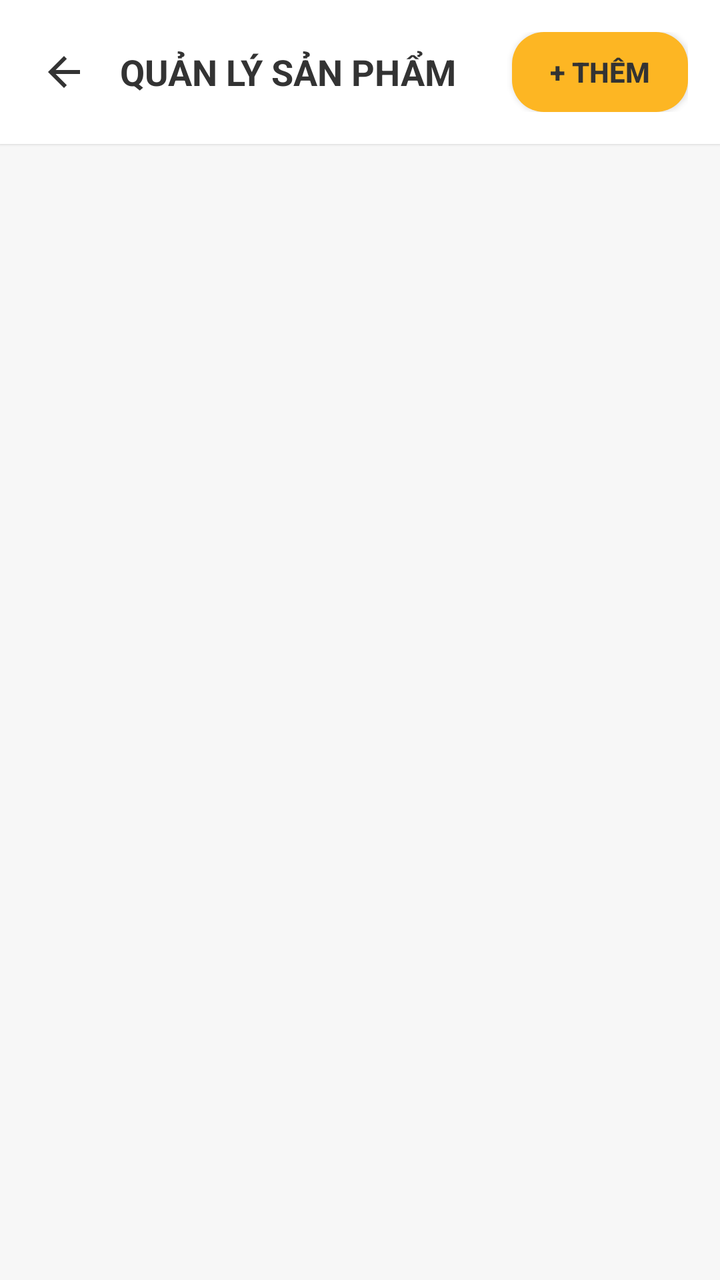
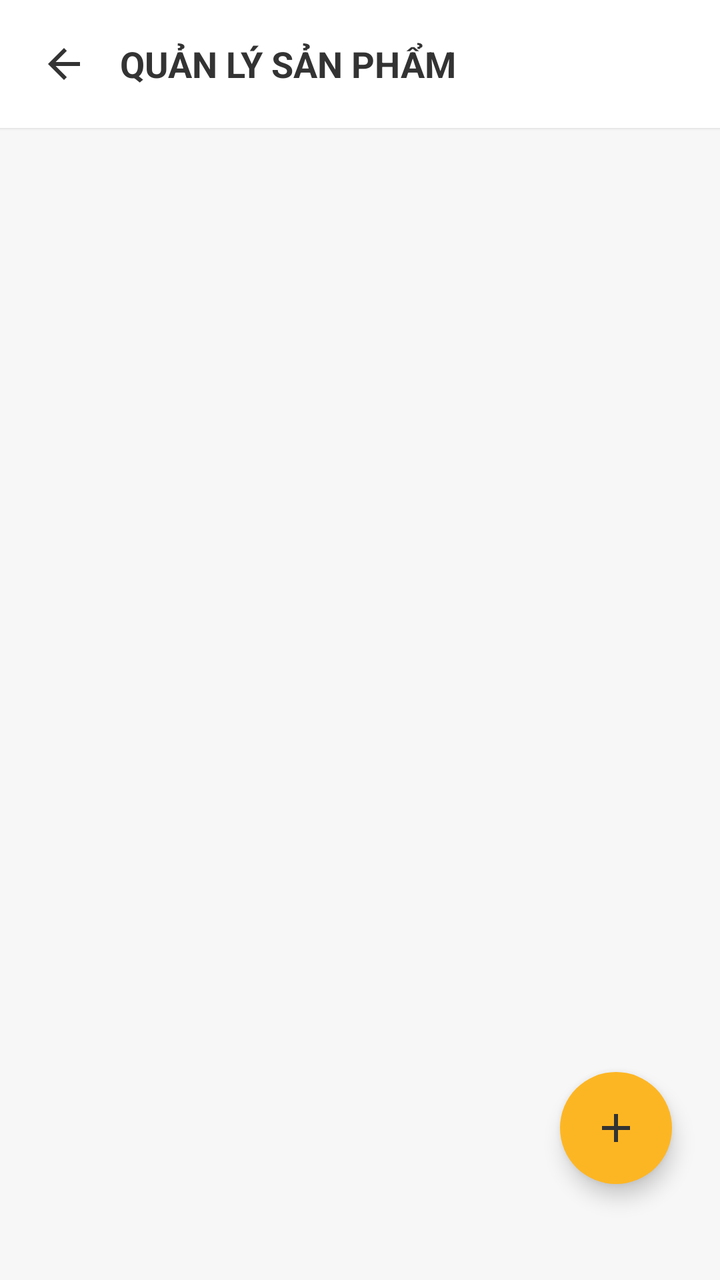

An Android layout rendered at two revisions. The XML below is the earlier revision; the diff shows what the commit changed to produce the second picture.
<!-- AndroidManifest.xml: application theme Theme.MobileDeviceStoreTDMU -->
<!-- res/layout/activity_quan_ly_san_pham.xml -->
<?xml version="1.0" encoding="utf-8"?>
<LinearLayout xmlns:android="http://schemas.android.com/apk/res/android"
    xmlns:tools="http://schemas.android.com/tools"
    xmlns:app="http://schemas.android.com/apk/res-auto"
    android:layout_width="match_parent"
    android:layout_height="match_parent"
    android:orientation="vertical"
    android:background="@color/bg_light"
    android:fitsSystemWindows="true"
    tools:context=".activity.QuanLySanPhamActivity">

    
    <LinearLayout
        android:layout_width="match_parent"
        android:layout_height="wrap_content"
        android:background="@color/bg_white"
        android:elevation="1dp"
        android:padding="16dp"
        android:orientation="horizontal"
        android:gravity="center_vertical">

        <ImageView
            android:id="@+id/btnBackHeader"
            android:layout_width="32dp"
            android:layout_height="32dp"
            android:src="@drawable/ic_arrow_back"
            android:background="?attr/selectableItemBackgroundBorderless"
            android:padding="4dp"
            app:tint="@color/text_primary"
            android:layout_marginEnd="12dp" />

        <TextView
            android:layout_width="0dp"
            android:layout_height="wrap_content"
            android:layout_weight="1"
            android:text="QUẢN LÝ SẢN PHẨM"
            android:textColor="@color/text_primary"
            android:textSize="18sp"
            android:textStyle="bold" />

        <androidx.appcompat.widget.AppCompatButton
            android:id="@+id/btnThemSanPham"
            android:layout_width="wrap_content"
            android:layout_height="40dp"
            android:text="+ THÊM"
            android:textSize="14sp"
            android:textColor="@color/text_on_yellow"
            android:background="@drawable/bg_btn_primary"
            android:textStyle="bold"
            android:elevation="2dp"
            android:stateListAnimator="@null" />

    </LinearLayout>

    <TextView
        android:id="@+id/tvEmptyQuanLySanPham"
        android:layout_width="match_parent"
        android:layout_height="match_parent"
        android:text="Chưa có sản phẩm nào!"
        android:textColor="@color/text_secondary"
        android:textSize="16sp"
        android:gravity="center"
        android:visibility="gone" />

    <androidx.recyclerview.widget.RecyclerView
        android:id="@+id/rvQuanLySanPham"
        android:layout_width="match_parent"
        android:layout_height="match_parent"
        android:clipToPadding="false"
        android:padding="12dp" />

</LinearLayout>
<!-- resources referenced by this layout -->
<resources>
  <color name="bg_light">#F7F7F7</color>
  <color name="bg_white">#FFFFFF</color>
  <color name="text_on_yellow">#333333</color>
  <color name="text_primary">#333333</color>
  <color name="text_secondary">#8E8E93</color>
  <!-- drawable bg_btn_primary (drawable) -->
  <?xml version="1.0" encoding="utf-8"?>
  <shape xmlns:android="http://schemas.android.com/apk/res/android"
      android:shape="rectangle">
      <solid android:color="@color/primary_yellow" />
      <corners android:radius="16dp" />
  </shape>
  <!-- drawable ic_arrow_back (drawable) -->
  <vector xmlns:android="http://schemas.android.com/apk/res/android"
      android:width="24dp"
      android:height="24dp"
      android:viewportWidth="24"
      android:viewportHeight="24">
      <path
          android:fillColor="#1C1C1C"
          android:pathData="M20,11H7.83l5.59,-5.59L12,4l-8,8 8,8 1.41,-1.41L7.83,13H20v-2z"/>
  </vector>
  <style name="Theme.MobileDeviceStoreTDMU" parent="Base.Theme.MobileDeviceStoreTDMU" />
  <color name="primary_yellow">#FDB623</color>
  <style name="Base.Theme.MobileDeviceStoreTDMU" parent="Theme.Material3.DayNight.NoActionBar">
          
          
      </style>
</resources>

<!-- the commit's change to res/layout/activity_quan_ly_san_pham.xml (unified diff, before → after) -->
@@ -1,23 +1,24 @@
 <?xml version="1.0" encoding="utf-8"?>
-<LinearLayout xmlns:android="http://schemas.android.com/apk/res/android"
+<RelativeLayout xmlns:android="http://schemas.android.com/apk/res/android"
     xmlns:tools="http://schemas.android.com/tools"
     xmlns:app="http://schemas.android.com/apk/res-auto"
     android:layout_width="match_parent"
     android:layout_height="match_parent"
-    android:orientation="vertical"
     android:background="@color/bg_light"
     android:fitsSystemWindows="true"
     tools:context=".activity.QuanLySanPhamActivity">
 
     
     <LinearLayout
+        android:id="@+id/headerQuanLySanPham"
         android:layout_width="match_parent"
         android:layout_height="wrap_content"
         android:background="@color/bg_white"
         android:elevation="1dp"
         android:padding="16dp"
         android:orientation="horizontal"
-        android:gravity="center_vertical">
+        android:gravity="center_vertical"
+        android:layout_alignParentTop="true">
 
         <ImageView
             android:id="@+id/btnBackHeader"
@@ -38,18 +39,6 @@
             android:textSize="18sp"
             android:textStyle="bold" />
 
-        <androidx.appcompat.widget.AppCompatButton
-            android:id="@+id/btnThemSanPham"
-            android:layout_width="wrap_content"
-            android:layout_height="40dp"
-            android:text="+ THÊM"
-            android:textSize="14sp"
-            android:textColor="@color/text_on_yellow"
-            android:background="@drawable/bg_btn_primary"
-            android:textStyle="bold"
-            android:elevation="2dp"
-            android:stateListAnimator="@null" />
-
     </LinearLayout>
 
     <TextView
@@ -60,6 +49,7 @@
         android:textColor="@color/text_secondary"
         android:textSize="16sp"
         android:gravity="center"
+        android:layout_below="@id/headerQuanLySanPham"
         android:visibility="gone" />
 
     <androidx.recyclerview.widget.RecyclerView
@@ -67,6 +57,25 @@
         android:layout_width="match_parent"
         android:layout_height="match_parent"
         android:clipToPadding="false"
-        android:padding="12dp" />
+        android:padding="12dp"
+        android:layout_below="@id/headerQuanLySanPham" />
 
-</LinearLayout>
+    
+    <com.google.android.material.floatingactionbutton.FloatingActionButton
+        android:id="@+id/btnThemSanPham"
+        android:layout_width="wrap_content"
+        android:layout_height="wrap_content"
+        android:layout_alignParentBottom="true"
+        android:layout_alignParentEnd="true"
+        android:layout_marginEnd="24dp"
+        android:layout_marginBottom="48dp"
+        android:src="@drawable/ic_add"
+        app:tint="@color/primary_black"
+        app:backgroundTint="@color/primary_yellow"
+        app:borderWidth="0dp"
+        app:elevation="6dp"
+        app:fabSize="normal"
+        app:shapeAppearanceOverlay="@style/ShapeAppearanceOverlay.FAB.Circle"
+        android:contentDescription="Thêm sản phẩm" />
+
+</RelativeLayout>
<!-- resource entries referenced after the edit -->
@@ -2,16 +2,19 @@
 <resources>
   <color name="bg_light">#F7F7F7</color>
   <color name="bg_white">#FFFFFF</color>
-  <color name="text_on_yellow">#333333</color>
+  <color name="primary_black">#333333</color>
   <color name="text_primary">#333333</color>
   <color name="text_secondary">#8E8E93</color>
-  <!-- drawable bg_btn_primary (drawable) -->
-  <?xml version="1.0" encoding="utf-8"?>
-  <shape xmlns:android="http://schemas.android.com/apk/res/android"
-      android:shape="rectangle">
-      <solid android:color="@color/primary_yellow" />
-      <corners android:radius="16dp" />
-  </shape>
+  <!-- drawable ic_add (drawable) -->
+  <vector xmlns:android="http://schemas.android.com/apk/res/android"
+      android:width="24dp"
+      android:height="24dp"
+      android:viewportWidth="24"
+      android:viewportHeight="24">
+    <path
+        android:pathData="M19,13h-6v6h-2v-6H5v-2h6V5h2v6h6v2z"
+        android:fillColor="#000000"/>
+  </vector>
   <!-- drawable ic_arrow_back (drawable) -->
   <vector xmlns:android="http://schemas.android.com/apk/res/android"
       android:width="24dp"
@@ -22,11 +25,18 @@
           android:fillColor="#1C1C1C"
           android:pathData="M20,11H7.83l5.59,-5.59L12,4l-8,8 8,8 1.41,-1.41L7.83,13H20v-2z"/>
   </vector>
+  <style name="ShapeAppearanceOverlay.FAB.Circle" parent="">
+          <item name="cornerFamily">rounded</item>
+          <item name="cornerSize">50%</item>
+      </style>
   <style name="Theme.MobileDeviceStoreTDMU" parent="Base.Theme.MobileDeviceStoreTDMU" />
   <color name="primary_yellow">#FDB623</color>
-  <style name="Base.Theme.MobileDeviceStoreTDMU" parent="Theme.Material3.DayNight.NoActionBar">
+  <style name="Base.Theme.MobileDeviceStoreTDMU" parent="Theme.Material3.Light.NoActionBar">
           
-          
+          <item name="android:statusBarColor">@color/bg_white</item>
+          <item name="android:windowLightStatusBar">true</item>
+          <item name="android:navigationBarColor">@color/bg_white</item>
+          <item name="android:windowLightNavigationBar" tools:targetApi="O_MR1">true</item>
       </style>
 </resources>
 
